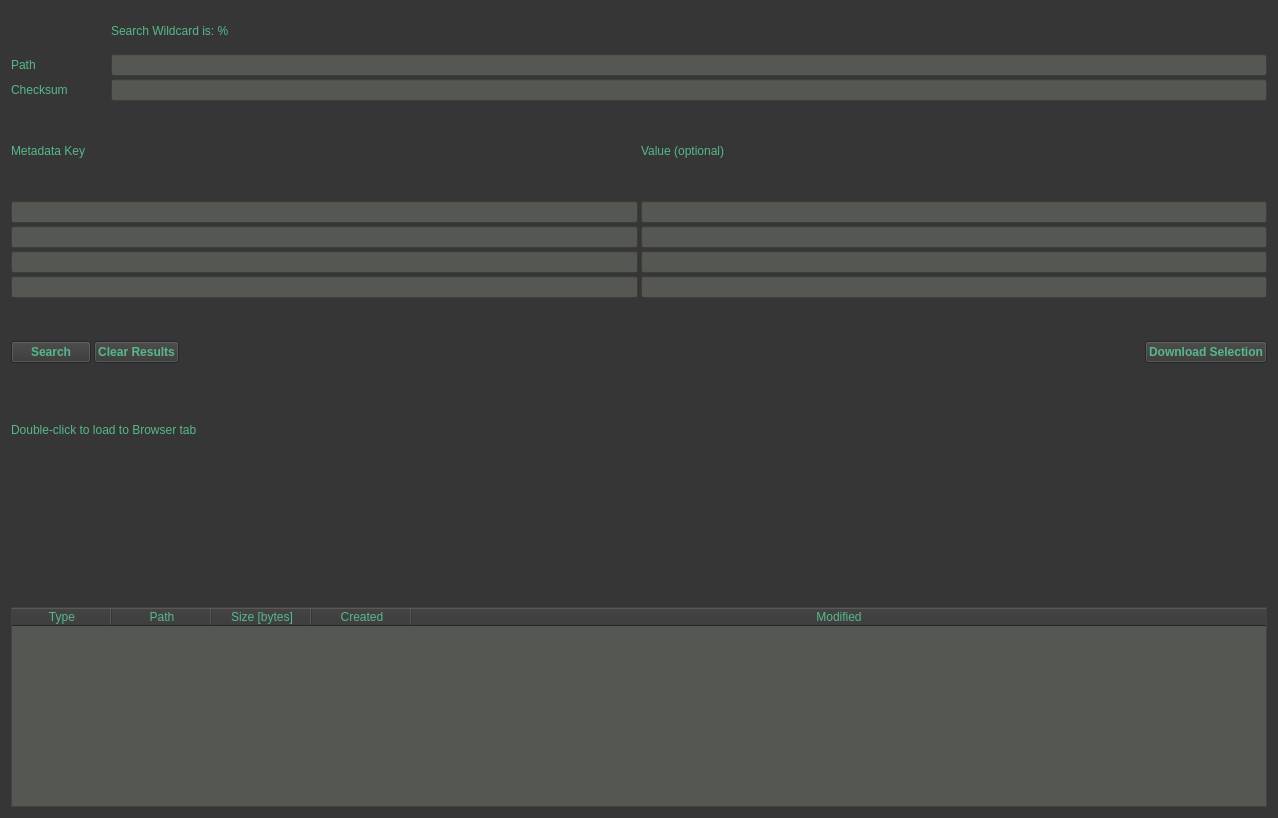
Old version of the form ibridgesgui/ui_files/tabSearch.ui in the repository iBridges-for-iRODS/iBridges-GUI.
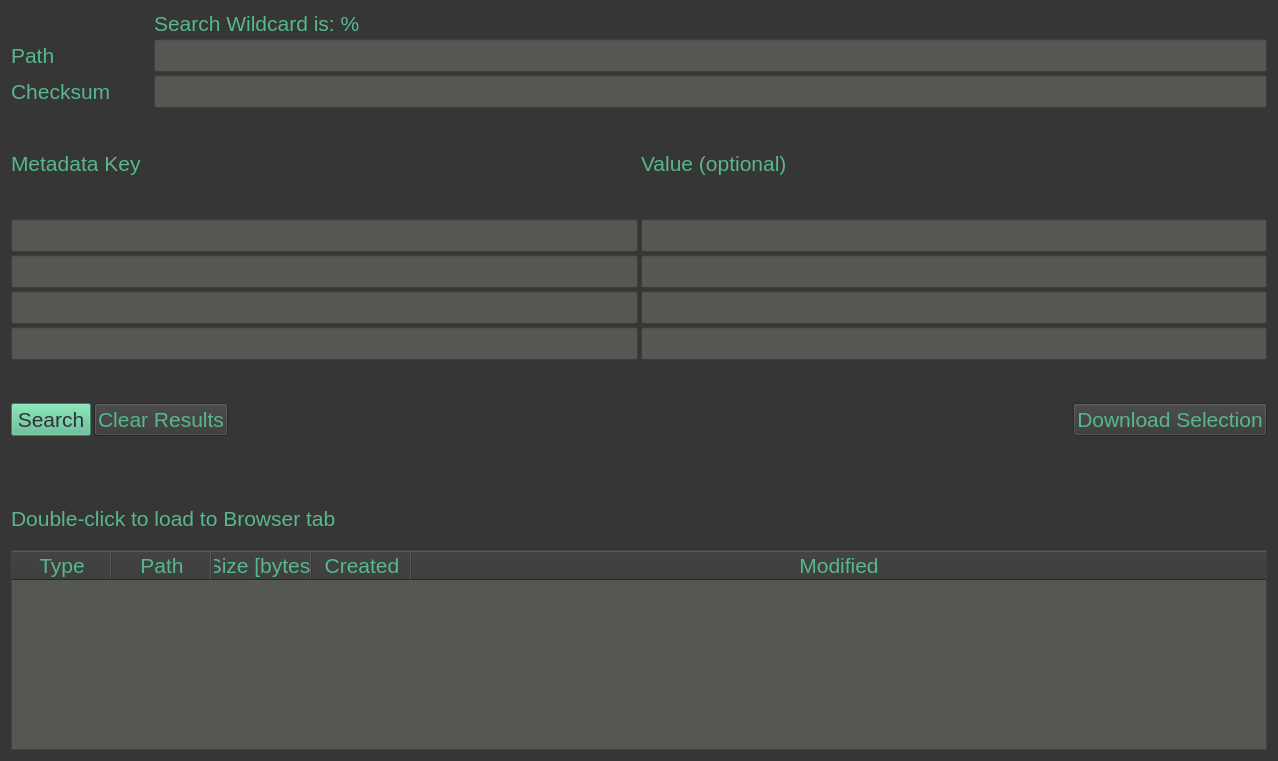
New version of the form.

Commit message: Design and ruff

```diff
--- a/ibridgesgui/ui_files/tabSearch.ui
+++ b/ibridgesgui/ui_files/tabSearch.ui
@@ -7,7 +7,7 @@
     <x>0</x>
     <y>0</y>
     <width>1278</width>
-    <height>818</height>
+    <height>761</height>
    </rect>
   </property>
   <property name="windowTitle">
@@ -20,12 +20,7 @@
     background-color: rgb(54, 54, 54);
     border-color: rgb(86, 184, 139);
     selection-background-color: rgb(58, 152, 112);
-}
-
-QTabWidget
-{
-    background-color: rgb(85, 87, 83);
-    font: 14pt
+    font: 16pt;
 }
 
 QTableWidget
@@ -35,34 +30,25 @@
     border-color: rgb(86, 184, 139);
 }
 
-QLineEdit
-{
-background-color: rgb(85, 87, 83);
-}
-
 QLabel#errorLabel
 {
     color: rgb(217, 174, 23);
 }
 
-QLineEdit#inputPath
+QLineEdit
 {
     background-color: rgb(85, 87, 83);
     border-color: rgb(86, 184, 139);
 }
 
-QPushButton#dataDeleteButton
+QPushButton#searchButton
 {
     background-color: rgb(86, 184, 139);
     color: rgb(46, 52, 54);
 }
 
-QPushButton#searchButton; QPushButton#downloadButton
-{
-    background-color: rgb(86, 184, 139);
-    color: rgb(46, 52, 54);
-    
-}</string>
+
+</string>
   </property>
   <layout class="QVBoxLayout" name="verticalLayout_3">
    <property name="spacing">
@@ -226,7 +212,10 @@
         <widget class="QPushButton" name="searchButton">
          <property name="font">
           <font>
-           <bold>true</bold>
+           <pointsize>16</pointsize>
+           <weight>50</weight>
+           <italic>false</italic>
+           <bold>false</bold>
           </font>
          </property>
          <property name="text">
@@ -238,7 +227,10 @@
         <widget class="QPushButton" name="clearButton">
          <property name="font">
           <font>
-           <bold>true</bold>
+           <pointsize>16</pointsize>
+           <weight>50</weight>
+           <italic>false</italic>
+           <bold>false</bold>
           </font>
          </property>
          <property name="styleSheet">
@@ -266,7 +258,10 @@
         <widget class="QPushButton" name="downloadButton">
          <property name="font">
           <font>
-           <bold>true</bold>
+           <pointsize>16</pointsize>
+           <weight>50</weight>
+           <italic>false</italic>
+           <bold>false</bold>
           </font>
          </property>
          <property name="styleSheet">
```
The commit also changes 1 other file.
